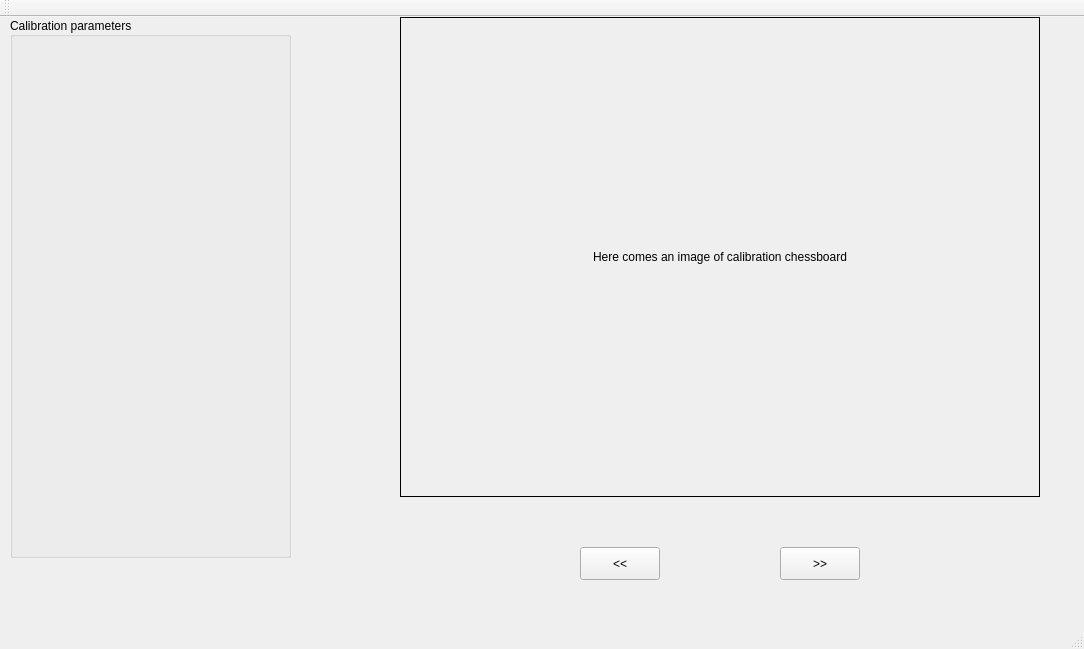
The window that gui-beta/calib-gui/calibgui.ui (Kuwashitamidayo/camera_calib) describes before a commit, drawn with Qt 5.
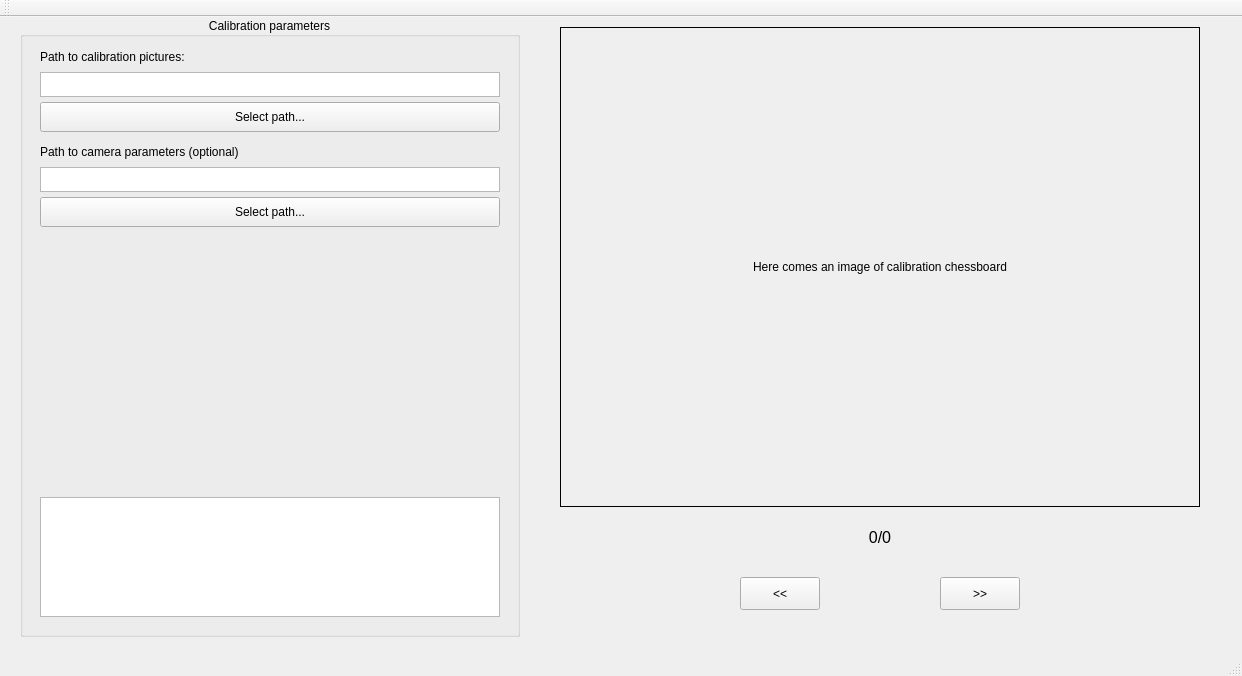
The same window after the commit.

Commit message: Added ability to load files (calibration pictures, camera data).

The edit to the form file:
```diff
--- a/gui-beta/calib-gui/calibgui.ui
+++ b/gui-beta/calib-gui/calibgui.ui
@@ -6,8 +6,8 @@
    <rect>
     <x>0</x>
     <y>0</y>
-    <width>1084</width>
-    <height>649</height>
+    <width>1242</width>
+    <height>676</height>
    </rect>
   </property>
   <property name="windowTitle">
@@ -20,10 +20,10 @@
    <widget class="QGroupBox" name="gBoxCalibParams">
     <property name="geometry">
      <rect>
-      <x>10</x>
+      <x>20</x>
       <y>0</y>
-      <width>281</width>
-      <height>541</height>
+      <width>500</width>
+      <height>620</height>
      </rect>
     </property>
     <property name="locale">
@@ -33,14 +33,102 @@
      <string>Calibration parameters</string>
     </property>
     <property name="alignment">
-     <set>Qt::AlignLeading|Qt::AlignLeft|Qt::AlignVCenter</set>
+     <set>Qt::AlignCenter</set>
     </property>
+    <property name="flat">
+     <bool>false</bool>
+    </property>
+    <property name="checkable">
+     <bool>false</bool>
+    </property>
+    <widget class="QPlainTextEdit" name="textLogWindw">
+     <property name="geometry">
+      <rect>
+       <x>20</x>
+       <y>480</y>
+       <width>460</width>
+       <height>120</height>
+      </rect>
+     </property>
+    </widget>
+    <widget class="QTextBrowser" name="textImagesPath">
+     <property name="geometry">
+      <rect>
+       <x>20</x>
+       <y>55</y>
+       <width>460</width>
+       <height>25</height>
+      </rect>
+     </property>
+    </widget>
+    <widget class="QLabel" name="ImagesPath">
+     <property name="geometry">
+      <rect>
+       <x>20</x>
+       <y>30</y>
+       <width>310</width>
+       <height>20</height>
+      </rect>
+     </property>
+     <property name="text">
+      <string>Path to calibration pictures:</string>
+     </property>
+    </widget>
+    <widget class="QPushButton" name="buttonPathImages">
+     <property name="geometry">
+      <rect>
+       <x>20</x>
+       <y>85</y>
+       <width>460</width>
+       <height>30</height>
+      </rect>
+     </property>
+     <property name="text">
+      <string>Select path...</string>
+     </property>
+    </widget>
+    <widget class="QLabel" name="labelCameraParamsPath">
+     <property name="geometry">
+      <rect>
+       <x>20</x>
+       <y>125</y>
+       <width>310</width>
+       <height>20</height>
+      </rect>
+     </property>
+     <property name="text">
+      <string>Path to camera parameters (optional)</string>
+     </property>
+    </widget>
+    <widget class="QTextBrowser" name="textCameraParamsPath">
+     <property name="geometry">
+      <rect>
+       <x>20</x>
+       <y>150</y>
+       <width>460</width>
+       <height>25</height>
+      </rect>
+     </property>
+    </widget>
+    <widget class="QPushButton" name="buttonPathCameraParam">
+     <property name="geometry">
+      <rect>
+       <x>20</x>
+       <y>180</y>
+       <width>460</width>
+       <height>30</height>
+      </rect>
+     </property>
+     <property name="text">
+      <string>Select path...</string>
+     </property>
+    </widget>
    </widget>
    <widget class="QPushButton" name="pButPrevPicture">
     <property name="geometry">
      <rect>
-      <x>580</x>
-      <y>530</y>
+      <x>740</x>
+      <y>560</y>
       <width>80</width>
       <height>33</height>
      </rect>
@@ -52,8 +140,8 @@
    <widget class="QPushButton" name="pButNextPicture">
     <property name="geometry">
      <rect>
-      <x>780</x>
-      <y>530</y>
+      <x>940</x>
+      <y>560</y>
       <width>80</width>
       <height>33</height>
      </rect>
@@ -65,8 +153,8 @@
    <widget class="QLabel" name="qtCalibImage">
     <property name="geometry">
      <rect>
-      <x>400</x>
-      <y>0</y>
+      <x>560</x>
+      <y>10</y>
       <width>640</width>
       <height>480</height>
      </rect>
@@ -84,6 +172,27 @@
      <set>Qt::AlignCenter</set>
     </property>
    </widget>
+   <widget class="QLabel" name="textImagesCount">
+    <property name="geometry">
+     <rect>
+      <x>560</x>
+      <y>510</y>
+      <width>640</width>
+      <height>20</height>
+     </rect>
+    </property>
+    <property name="font">
+     <font>
+      <pointsize>12</pointsize>
+     </font>
+    </property>
+    <property name="text">
+     <string>0/0</string>
+    </property>
+    <property name="alignment">
+     <set>Qt::AlignCenter</set>
+    </property>
+   </widget>
   </widget>
   <widget class="QMenuBar" name="menuBar">
    <property name="geometry">
@@ -103,7 +212,7 @@
     <enum>TopToolBarArea</enum>
    </attribute>
    <attribute name="toolBarBreak">
-    <bool>true</bool>
+    <bool>false</bool>
    </attribute>
   </widget>
   <widget class="QStatusBar" name="statusBar"/>
```
Left out of the diff: 2 changed lines with no effect on the pictures. The commit also changes 3 other files.
